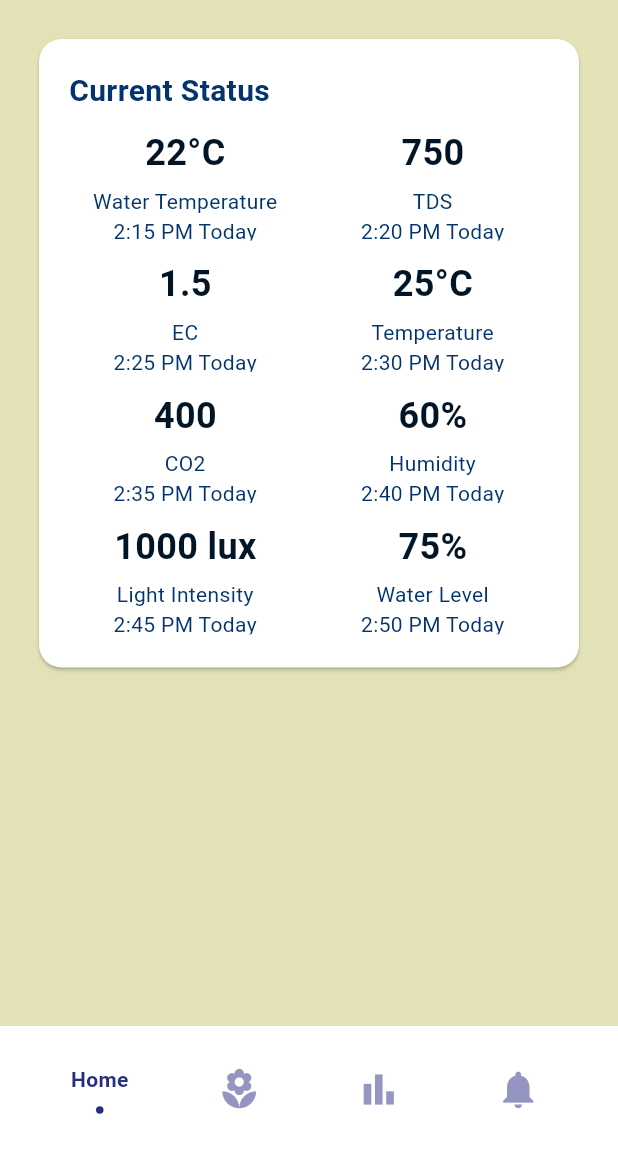
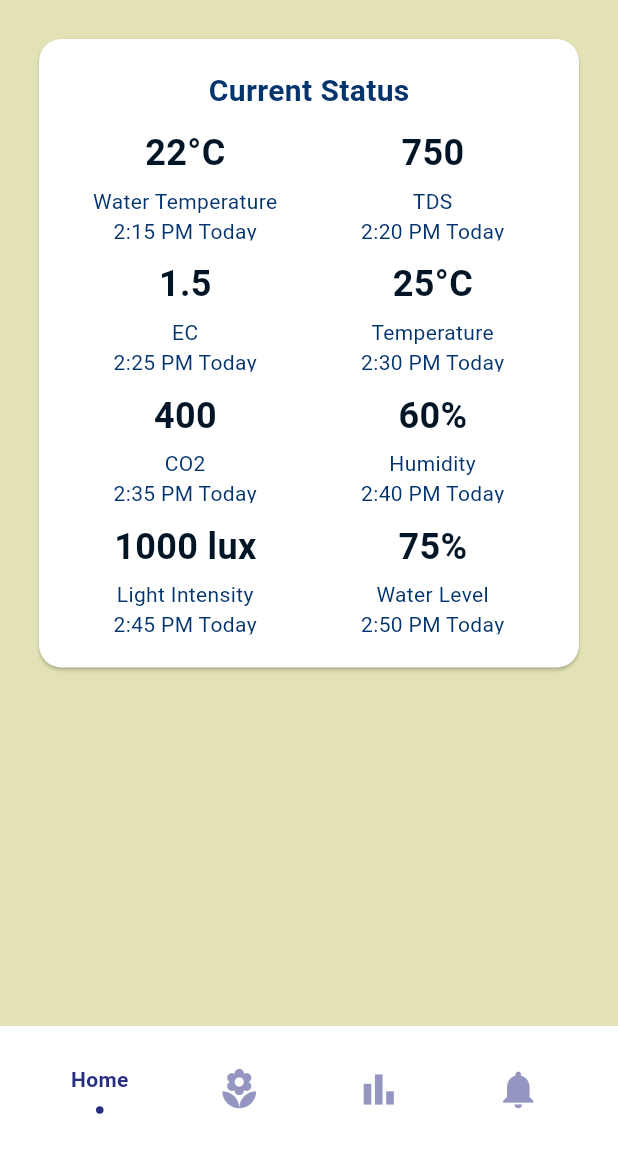
Before and after one commit to SandyUndefined/Hydroponic-App, a Flutter app: the screen it shows after launch, on a phone screen of 412 x 824 dp, the part 84-1236 px from its top. Run offline on Flutter 3.47's test engine with Material 3 defaults, Android fonts, the light colour scheme and no system bars; drawn by our look-alikes of flashy_tab_bar2.

Commit message:
showing current status in center

```diff
--- a/lib/components/widgets/status_card.dart
+++ b/lib/components/widgets/status_card.dart
@@ -22,14 +22,16 @@ class StatusCard extends StatelessWidget {
       child: Padding(
         padding: const EdgeInsets.all(20.0),
         child: Column(
-          crossAxisAlignment: CrossAxisAlignment.start,
+          crossAxisAlignment: CrossAxisAlignment.center,
           children: [
-            Text(
-              title,
-              style: const TextStyle(
-                color: ColorPalette.secondaryColor,
-                fontSize: 20,
-                fontWeight: FontWeight.bold,
+            Center(
+              child: Text(
+                title,
+                style: const TextStyle(
+                  color: ColorPalette.secondaryColor,
+                  fontSize: 20,
+                  fontWeight: FontWeight.bold,
+                ),
               ),
             ),
             const SizedBox(height: 10),
```
